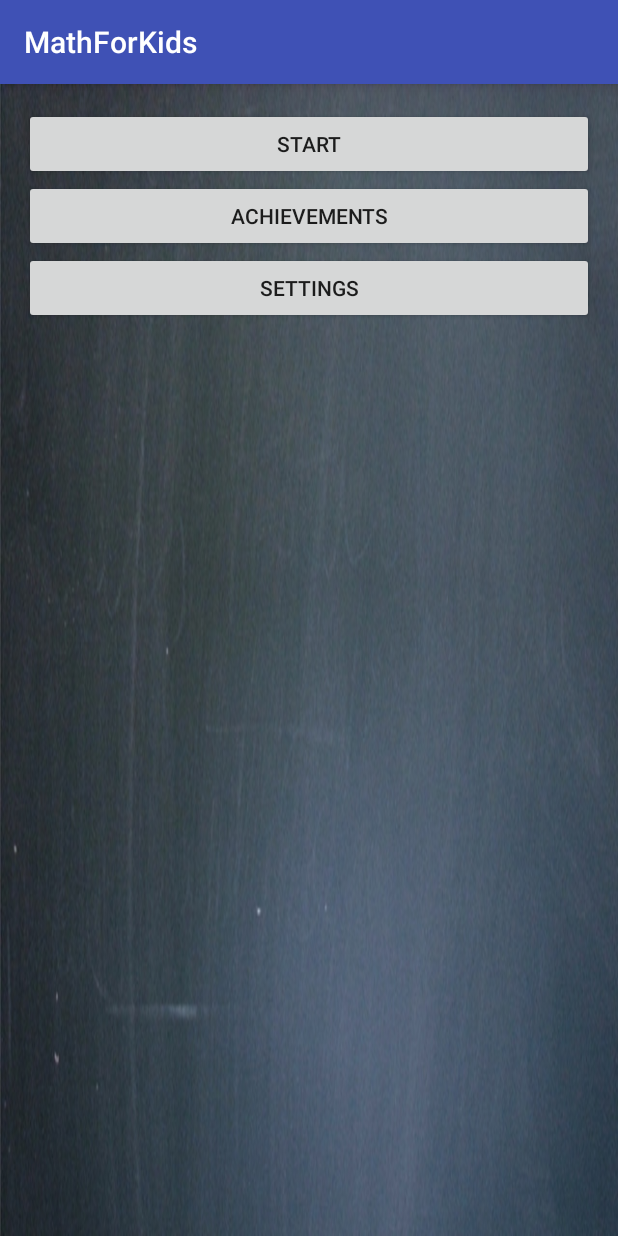
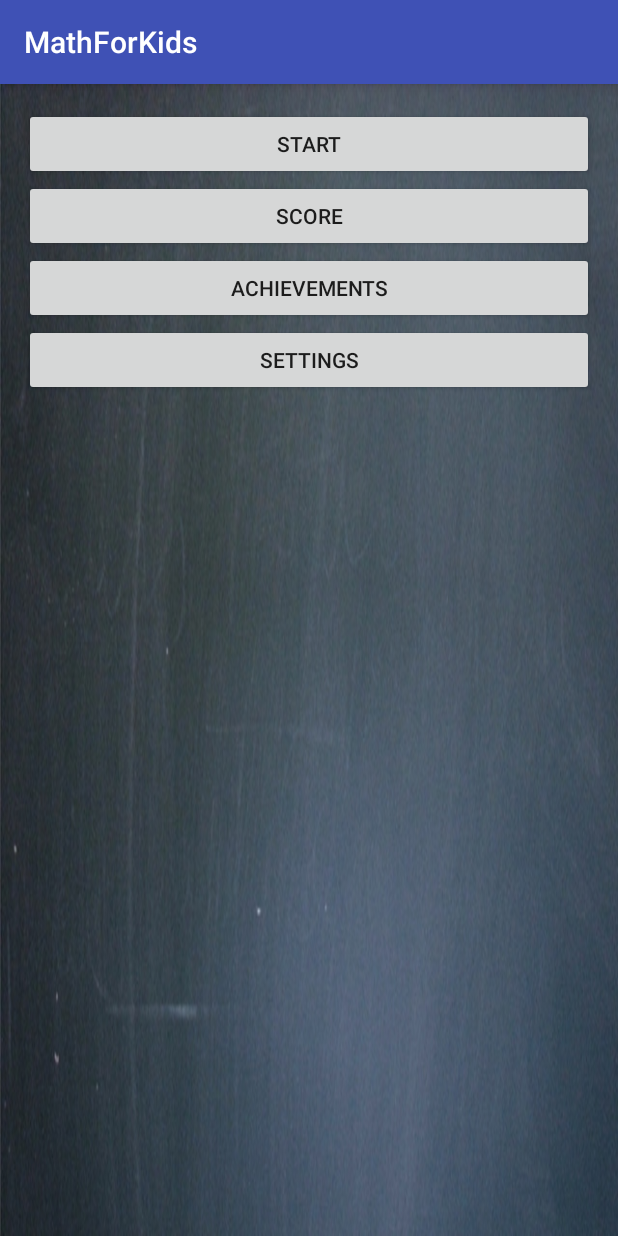
Before and after one commit to JC626/MathForKids, an Android app: the screen it shows after launch (MainActivity), on a phone screen of 412 x 824 dp. Run offline under Robolectric (Android 15) with nearby library versions, the phone set to English and light mode, and no system bars.

Commit message:
Added score gui

```diff
--- a/app/src/main/java/com/welovekids/mathforkids/MainActivity.java
+++ b/app/src/main/java/com/welovekids/mathforkids/MainActivity.java
@@ -5,6 +5,7 @@ import android.os.Bundle;
 import android.support.v7.widget.Toolbar;
 import android.view.View;
 import android.widget.Button;
+import android.widget.EditText;
 import android.widget.TextView;
 
 import android.content.Intent;
@@ -18,17 +19,25 @@ import android.view.MenuItem;
 import android.widget.Button;
 import android.widget.TextView;
 
+import com.welovekids.util.Controller;
+
 public class MainActivity extends AppCompatActivity {
 
-    TextView tv;
+    Score score;
     @Override
     protected void onCreate(Bundle savedInstanceState) {
         super.onCreate(savedInstanceState);
         setContentView(R.layout.activity_main);
-//        Toolbar toolbar = (Toolbar) findViewById(R.id.toolbar);
-//        setSupportActionBar(toolbar);
 
-//        tv = (TextView) findViewById(R.id.start);
+        Button score = (Button) findViewById(R.id.score);
+
+        score.setOnClickListener(new View.OnClickListener() {
+
+            public void onClick(View view) {
+                Intent intent = new Intent(MainActivity.this, Score.class);
+                startActivity(intent);
+            }
+        });
         Button start = (Button) findViewById(R.id.start);
 
         start.setOnClickListener(new View.OnClickListener() {
--- a/app/src/main/res/layout/activity_main.xml
+++ b/app/src/main/res/layout/activity_main.xml
@@ -8,7 +8,7 @@
     android:paddingRight="16dp"
     android:orientation="vertical"
     android:background="@drawable/blackboard"
-    android:rowCount="4"
+    android:rowCount="5"
     android:columnCount="1"
     android:paddingBottom="@dimen/activity_vertical_margin"
 
@@ -24,6 +24,7 @@
         <!--android:layout_height="?attr/actionBarSize"-->
         <!--android:background="?attr/colorPrimary"-->
         <!--/>-->
+
     <Button
         android:id="@+id/start"
         android:layout_row="0"
@@ -35,8 +36,17 @@
         android:onClick="startMaths"
         />
     <Button
+        android:id="@+id/score"
+        android:layout_row="1"
+        android:layout_column="0"
+        android:layout_weight="1"
+        android:layout_width="match_parent"
+        android:layout_height="wrap_content"
+        android:text="@string/button_score"
+        />
+    <Button
         android:id="@+id/acheive"
-        android:layout_row="1"
+        android:layout_row="2"
         android:layout_column="0"
         android:layout_width="match_parent"
         android:layout_height="wrap_content"
@@ -45,7 +55,7 @@
         />
     <Button
         android:id="@+id/settings"
-        android:layout_row="2"
+        android:layout_row="3"
         android:layout_column="0"
         android:layout_width="match_parent"
         android:layout_height="wrap_content"
--- a/app/src/main/res/values/strings.xml
+++ b/app/src/main/res/values/strings.xml
@@ -1,6 +1,8 @@
 <resources>
     <string name="app_name">MathForKids</string>
     <string name="button_start">Start</string>
+    <string name="button_score">Score</string>
     <string name="button_ach">Achievements</string>
     <string name="button_settings">Settings</string>
+
 </resources>
```
